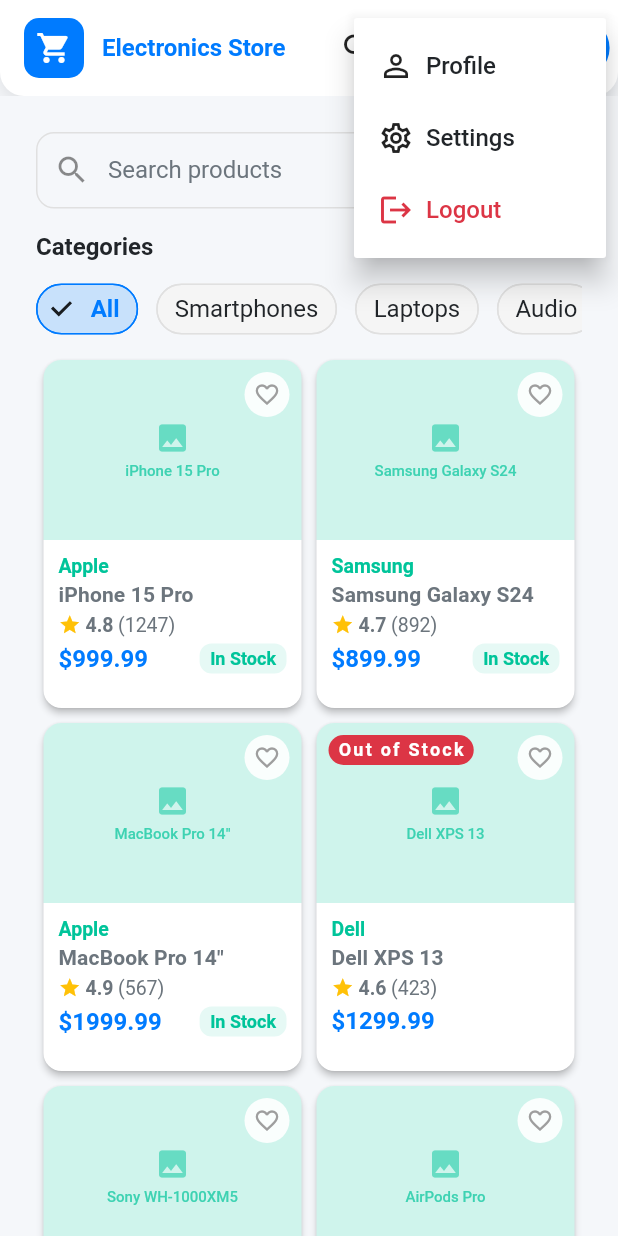
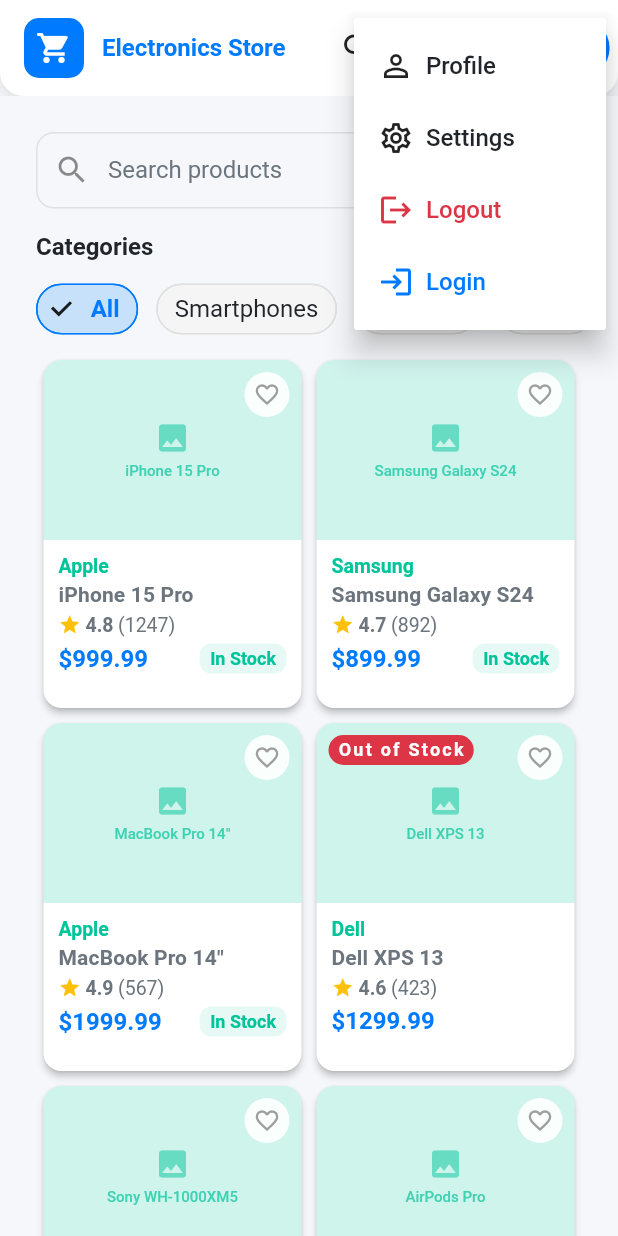
Before and after one commit to sempatpanick/electronics_store, a Flutter app: the MainLargePage screen opened directly, after a tap on the "person" icon, on a phone screen of 412 x 824 dp. Run offline on Flutter 3.47's test engine with Material 3 defaults, Android fonts, the light colour scheme and no system bars; our stand-ins replace dartz, equatable, flutter_bloc, get_it, go_router, hive and 1 more; missing offline and left inert: window_size; accounts and stored records are empty.

Commit message:
add login button on more menu and make it works

```diff
--- a/lib/presentation/pages/main/contents/main_content.dart
+++ b/lib/presentation/pages/main/contents/main_content.dart
@@ -91,6 +91,14 @@
                 children: [
                   _buildMoreOptionCard(
                     context,
+                    icon: Icons.login,
+                    title: 'Login',
+                    onTap: () {
+                      NavigationService.goToLogin(context);
+                    },
+                  ),
+                  _buildMoreOptionCard(
+                    context,
                     icon: Icons.person_outline,
                     title: 'Profile',
                     onTap: () {
@@ -141,6 +149,15 @@
               )
             : Column(
                 children: [
+                  _buildMoreOption(
+                    context,
+                    icon: Icons.login,
+                    title: 'Login',
+                    subtitle: 'Sign in to your account',
+                    onTap: () {
+                      NavigationService.goToLogin(context);
+                    },
+                  ),
                   _buildMoreOption(
                     context,
                     icon: Icons.person_outline,
--- a/lib/presentation/widgets/top_navigation.dart
+++ b/lib/presentation/widgets/top_navigation.dart
@@ -2,6 +2,7 @@
 import 'package:flutter_bloc/flutter_bloc.dart';
 
 import '../../common/colors.dart';
+import '../../common/navigation_service.dart';
 import '../pages/main/controllers/main_cubit.dart';
 
 class TopNavigation extends StatelessWidget {
@@ -175,8 +176,24 @@
                   ],
                 ),
               ),
+              const PopupMenuItem(
+                value: 'login',
+                child: Row(
+                  children: [
+                    Icon(Icons.login, color: kPrimaryColor),
+                    SizedBox(width: 8),
+                    Text('Login', style: TextStyle(color: kPrimaryColor)),
+                  ],
+                ),
+              ),
             ],
-            onSelected: (value) {},
+            onSelected: (value) {
+              switch (value) {
+                case 'login':
+                  NavigationService.goToLogin(context);
+                  break;
+              }
+            },
           ),
         ),
       ],
```
